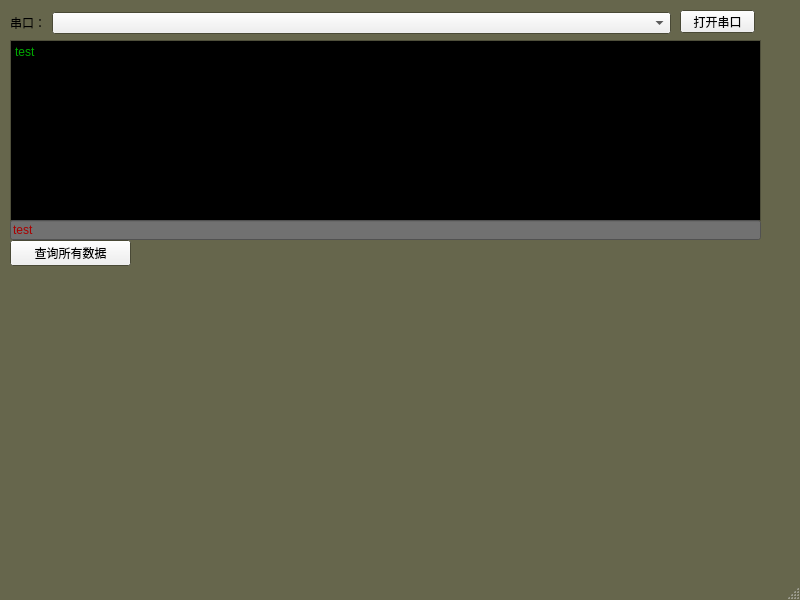
Before: the Qt Designer form uartui_qt.ui in feifeishannon/python, drawn with Qt 5.
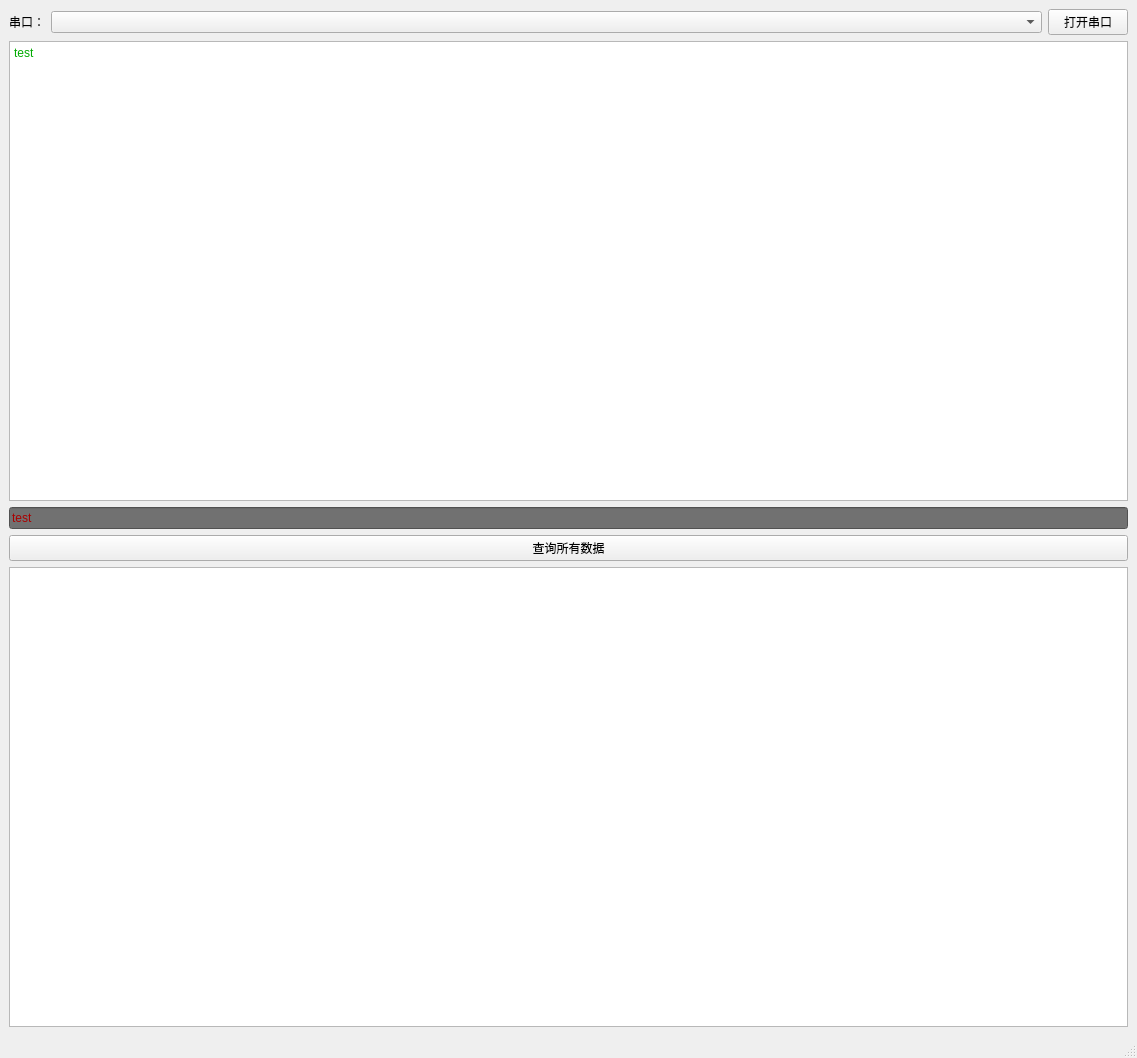
After: the same form once the commit is applied.

Patch:
```diff
--- a/uartui_qt.ui
+++ b/uartui_qt.ui
@@ -6,87 +6,230 @@
    <rect>
     <x>0</x>
     <y>0</y>
-    <width>800</width>
-    <height>600</height>
+    <width>1137</width>
+    <height>1058</height>
    </rect>
   </property>
-  <property name="palette">
-   <palette>
-    <active>
-     <colorrole role="Base">
-      <brush brushstyle="SolidPattern">
-       <color alpha="255">
-        <red>0</red>
-        <green>0</green>
-        <blue>0</blue>
-       </color>
-      </brush>
-     </colorrole>
-     <colorrole role="Window">
-      <brush brushstyle="SolidPattern">
-       <color alpha="255">
-        <red>102</red>
-        <green>102</green>
-        <blue>76</blue>
-       </color>
-      </brush>
-     </colorrole>
-    </active>
-    <inactive>
-     <colorrole role="Base">
-      <brush brushstyle="SolidPattern">
-       <color alpha="255">
-        <red>0</red>
-        <green>0</green>
-        <blue>0</blue>
-       </color>
-      </brush>
-     </colorrole>
-     <colorrole role="Window">
-      <brush brushstyle="SolidPattern">
-       <color alpha="255">
-        <red>102</red>
-        <green>102</green>
-        <blue>76</blue>
-       </color>
-      </brush>
-     </colorrole>
-    </inactive>
-    <disabled>
-     <colorrole role="Base">
-      <brush brushstyle="SolidPattern">
-       <color alpha="255">
-        <red>102</red>
-        <green>102</green>
-        <blue>76</blue>
-       </color>
-      </brush>
-     </colorrole>
-     <colorrole role="Window">
-      <brush brushstyle="SolidPattern">
-       <color alpha="255">
-        <red>102</red>
-        <green>102</green>
-        <blue>76</blue>
-       </color>
-      </brush>
-     </colorrole>
-    </disabled>
-   </palette>
-  </property>
   <property name="windowTitle">
    <string>MainWindow</string>
   </property>
   <widget class="QWidget" name="centralwidget">
+   <layout class="QVBoxLayout" name="verticalLayout">
+    <item>
+     <layout class="QHBoxLayout" name="horizontalLayout">
+      <property name="sizeConstraint">
+       <enum>QLayout::SetDefaultConstraint</enum>
+      </property>
+      <item>
+       <widget class="QLabel" name="label">
+        <property name="palette">
+         <palette>
+          <active>
+           <colorrole role="WindowText">
+            <brush brushstyle="SolidPattern">
+             <color alpha="255">
+              <red>255</red>
+              <green>170</green>
+              <blue>127</blue>
+             </color>
+            </brush>
+           </colorrole>
+           <colorrole role="Text">
+            <brush brushstyle="SolidPattern">
+             <color alpha="255">
+              <red>255</red>
+              <green>170</green>
+              <blue>127</blue>
+             </color>
+            </brush>
+           </colorrole>
+           <colorrole role="PlaceholderText">
+            <brush brushstyle="SolidPattern">
+             <color alpha="128">
+              <red>255</red>
+              <green>170</green>
+              <blue>127</blue>
+             </color>
+            </brush>
+           </colorrole>
+          </active>
+          <inactive>
+           <colorrole role="WindowText">
+            <brush brushstyle="SolidPattern">
+             <color alpha="255">
+              <red>0</red>
+              <green>0</green>
+              <blue>0</blue>
+             </color>
+            </brush>
+           </colorrole>
+           <colorrole role="Text">
+            <brush brushstyle="SolidPattern">
+             <color alpha="255">
+              <red>255</red>
+              <green>170</green>
+              <blue>127</blue>
+             </color>
+            </brush>
+           </colorrole>
+           <colorrole role="PlaceholderText">
+            <brush brushstyle="SolidPattern">
+             <color alpha="128">
+              <red>255</red>
+              <green>170</green>
+              <blue>127</blue>
+             </color>
+            </brush>
+           </colorrole>
+          </inactive>
+          <disabled>
+           <colorrole role="WindowText">
+            <brush brushstyle="SolidPattern">
+             <color alpha="255">
+              <red>120</red>
+              <green>120</green>
+              <blue>120</blue>
+             </color>
+            </brush>
+           </colorrole>
+           <colorrole role="Text">
+            <brush brushstyle="SolidPattern">
+             <color alpha="255">
+              <red>120</red>
+              <green>120</green>
+              <blue>120</blue>
+             </color>
+            </brush>
+           </colorrole>
+           <colorrole role="PlaceholderText">
+            <brush brushstyle="SolidPattern">
+             <color alpha="128">
+              <red>0</red>
+              <green>0</green>
+              <blue>0</blue>
+             </color>
+            </brush>
+           </colorrole>
+          </disabled>
+         </palette>
+        </property>
+        <property name="text">
+         <string>串口：</string>
+        </property>
+       </widget>
+      </item>
+      <item>
+       <widget class="QComboBox" name="comboBox">
+        <property name="sizePolicy">
+         <sizepolicy hsizetype="MinimumExpanding" vsizetype="Fixed">
+          <horstretch>0</horstretch>
+          <verstretch>0</verstretch>
+         </sizepolicy>
+        </property>
+        <property name="palette">
+         <palette>
+          <active>
+           <colorrole role="WindowText">
+            <brush brushstyle="SolidPattern">
+             <color alpha="255">
+              <red>0</red>
+              <green>0</green>
+              <blue>0</blue>
+             </color>
+            </brush>
+           </colorrole>
+           <colorrole role="Text">
+            <brush brushstyle="SolidPattern">
+             <color alpha="255">
+              <red>170</red>
+              <green>85</green>
+              <blue>0</blue>
+             </color>
+            </brush>
+           </colorrole>
+           <colorrole role="PlaceholderText">
+            <brush brushstyle="SolidPattern">
+             <color alpha="128">
+              <red>170</red>
+              <green>85</green>
+              <blue>0</blue>
+             </color>
+            </brush>
+           </colorrole>
+          </active>
+          <inactive>
+           <colorrole role="WindowText">
+            <brush brushstyle="SolidPattern">
+             <color alpha="255">
+              <red>0</red>
+              <green>0</green>
+              <blue>0</blue>
+             </color>
+            </brush>
+           </colorrole>
+           <colorrole role="Text">
+            <brush brushstyle="SolidPattern">
+             <color alpha="255">
+              <red>170</red>
+              <green>85</green>
+              <blue>0</blue>
+             </color>
+            </brush>
+           </colorrole>
+           <colorrole role="PlaceholderText">
+            <brush brushstyle="SolidPattern">
+             <color alpha="128">
+              <red>170</red>
+              <green>85</green>
+              <blue>0</blue>
+             </color>
+            </brush>
+           </colorrole>
+          </inactive>
+          <disabled>
+           <colorrole role="WindowText">
+            <brush brushstyle="SolidPattern">
+             <color alpha="255">
+              <red>120</red>
+              <green>120</green>
+              <blue>120</blue>
+             </color>
+            </brush>
+           </colorrole>
+           <colorrole role="Text">
+            <brush brushstyle="SolidPattern">
+             <color alpha="255">
+              <red>120</red>
+              <green>120</green>
+              <blue>120</blue>
+             </color>
+            </brush>
+           </colorrole>
+           <colorrole role="PlaceholderText">
+            <brush brushstyle="SolidPattern">
+             <color alpha="128">
+              <red>0</red>
+              <green>0</green>
+              <blue>0</blue>
+             </color>
+            </brush>
+           </colorrole>
+          </disabled>
+         </palette>
+        </property>
+       </widget>
+      </item>
+      <item>
+       <widget class="QPushButton" name="openUARTPortButton">
+        <property name="text">
+         <string>打开串口</string>
+        </property>
+       </widget>
+      </item>
+     </layout>
+    </item>
+    <item>
    <widget class="QTextBrowser" name="textBrowser">
-    <property name="geometry">
-     <rect>
-      <x>10</x>
-      <y>40</y>
-      <width>751</width>
-      <height>181</height>
-     </rect>
-    </property>
     <property name="palette">
      <palette>
       <active>
@@ -191,28 +334,9 @@
 &lt;p style=&quot; margin-top:0px; margin-bottom:0px; margin-left:0px; margin-right:0px; -qt-block-indent:0; text-indent:0px;&quot;&gt;&lt;span style=&quot; font-size:9pt;&quot;&gt;test&lt;/span&gt;&lt;/p&gt;&lt;/body&gt;&lt;/html&gt;</string>
     </property>
    </widget>
-   <widget class="QPushButton" name="openUARTPortButton">
-    <property name="geometry">
-     <rect>
-      <x>680</x>
-      <y>10</y>
-      <width>75</width>
-      <height>23</height>
-     </rect>
-    </property>
-    <property name="text">
-     <string>打开串口</string>
-    </property>
-   </widget>
+    </item>
+    <item>
    <widget class="QLineEdit" name="lineEdit">
-    <property name="geometry">
-     <rect>
-      <x>10</x>
-      <y>220</y>
-      <width>751</width>
-      <height>20</height>
-     </rect>
-    </property>
     <property name="palette">
      <palette>
       <active>
@@ -419,233 +543,18 @@
      <string>test</string>
     </property>
    </widget>
-   <widget class="QWidget" name="layoutWidget">
-    <property name="geometry">
-     <rect>
-      <x>10</x>
-      <y>10</y>
-      <width>661</width>
-      <height>26</height>
-     </rect>
-    </property>
-    <layout class="QHBoxLayout" name="horizontalLayout">
-     <property name="sizeConstraint">
-      <enum>QLayout::SetDefaultConstraint</enum>
-     </property>
-     <item>
-      <widget class="QLabel" name="label">
-       <property name="palette">
-        <palette>
-         <active>
-          <colorrole role="WindowText">
-           <brush brushstyle="SolidPattern">
-            <color alpha="255">
-             <red>255</red>
-             <green>170</green>
-             <blue>127</blue>
-            </color>
-           </brush>
-          </colorrole>
-          <colorrole role="Text">
-           <brush brushstyle="SolidPattern">
-            <color alpha="255">
-             <red>255</red>
-             <green>170</green>
-             <blue>127</blue>
-            </color>
-           </brush>
-          </colorrole>
-          <colorrole role="PlaceholderText">
-           <brush brushstyle="SolidPattern">
-            <color alpha="128">
-             <red>255</red>
-             <green>170</green>
-             <blue>127</blue>
-            </color>
-           </brush>
-          </colorrole>
-         </active>
-         <inactive>
-          <colorrole role="WindowText">
-           <brush brushstyle="SolidPattern">
-            <color alpha="255">
-             <red>0</red>
-             <green>0</green>
-             <blue>0</blue>
-            </color>
-           </brush>
-          </colorrole>
-          <colorrole role="Text">
-           <brush brushstyle="SolidPattern">
-            <color alpha="255">
-             <red>255</red>
-             <green>170</green>
-             <blue>127</blue>
-            </color>
-           </brush>
-          </colorrole>
-          <colorrole role="PlaceholderText">
-           <brush brushstyle="SolidPattern">
-            <color alpha="128">
-             <red>255</red>
-             <green>170</green>
-             <blue>127</blue>
-            </color>
-           </brush>
-          </colorrole>
-         </inactive>
-         <disabled>
-          <colorrole role="WindowText">
-           <brush brushstyle="SolidPattern">
-            <color alpha="255">
-             <red>120</red>
-             <green>120</green>
-             <blue>120</blue>
-            </color>
-           </brush>
-          </colorrole>
-          <colorrole role="Text">
-           <brush brushstyle="SolidPattern">
-            <color alpha="255">
-             <red>120</red>
-             <green>120</green>
-             <blue>120</blue>
-            </color>
-           </brush>
-          </colorrole>
-          <colorrole role="PlaceholderText">
-           <brush brushstyle="SolidPattern">
-            <color alpha="128">
-             <red>0</red>
-             <green>0</green>
-             <blue>0</blue>
-            </color>
-           </brush>
-          </colorrole>
-         </disabled>
-        </palette>
-       </property>
-       <property name="text">
-        <string>串口：</string>
-       </property>
-      </widget>
      </item>
      <item>
-      <widget class="QComboBox" name="comboBox">
-       <property name="sizePolicy">
-        <sizepolicy hsizetype="MinimumExpanding" vsizetype="Fixed">
-         <horstretch>0</horstretch>
-         <verstretch>0</verstretch>
-        </sizepolicy>
-       </property>
-       <property name="palette">
-        <palette>
-         <active>
-          <colorrole role="WindowText">
-           <brush brushstyle="SolidPattern">
-            <color alpha="255">
-             <red>0</red>
-             <green>0</green>
-             <blue>0</blue>
-            </color>
-           </brush>
-          </colorrole>
-          <colorrole role="Text">
-           <brush brushstyle="SolidPattern">
-            <color alpha="255">
-             <red>170</red>
-             <green>85</green>
-             <blue>0</blue>
-            </color>
-           </brush>
-          </colorrole>
-          <colorrole role="PlaceholderText">
-           <brush brushstyle="SolidPattern">
-            <color alpha="128">
-             <red>170</red>
-             <green>85</green>
-             <blue>0</blue>
-            </color>
-           </brush>
-          </colorrole>
-         </active>
-         <inactive>
-          <colorrole role="WindowText">
-           <brush brushstyle="SolidPattern">
-            <color alpha="255">
-             <red>0</red>
-             <green>0</green>
-             <blue>0</blue>
-            </color>
-           </brush>
-          </colorrole>
-          <colorrole role="Text">
-           <brush brushstyle="SolidPattern">
-            <color alpha="255">
-             <red>170</red>
-             <green>85</green>
-             <blue>0</blue>
-            </color>
-           </brush>
-          </colorrole>
-          <colorrole role="PlaceholderText">
-           <brush brushstyle="SolidPattern">
-            <color alpha="128">
-             <red>170</red>
-             <green>85</green>
-             <blue>0</blue>
-            </color>
-           </brush>
-          </colorrole>
-         </inactive>
-         <disabled>
-          <colorrole role="WindowText">
-           <brush brushstyle="SolidPattern">
-            <color alpha="255">
-             <red>120</red>
-             <green>120</green>
-             <blue>120</blue>
-            </color>
-           </brush>
-          </colorrole>
-          <colorrole role="Text">
-           <brush brushstyle="SolidPattern">
-            <color alpha="255">
-             <red>120</red>
-             <green>120</green>
-             <blue>120</blue>
-            </color>
-           </brush>
-          </colorrole>
-          <colorrole role="PlaceholderText">
-           <brush brushstyle="SolidPattern">
-            <color alpha="128">
-             <red>0</red>
-             <green>0</green>
-             <blue>0</blue>
-            </color>
-           </brush>
-          </colorrole>
-         </disabled>
-        </palette>
-       </property>
-      </widget>
-     </item>
-    </layout>
-   </widget>
    <widget class="QPushButton" name="readAllDataButton">
-    <property name="geometry">
-     <rect>
-      <x>10</x>
-      <y>240</y>
-      <width>121</width>
-      <height>26</height>
-     </rect>
-    </property>
     <property name="text">
      <string>查询所有数据</string>
     </property>
    </widget>
+    </item>
+    <item>
+     <widget class="QGraphicsView" name="graphicsView"/>
+    </item>
+   </layout>
   </widget>
   <widget class="QMenuBar" name="menubar">
    <property name="geometry">
```
Left out of the diff: 2 changed lines with no effect on the pictures. Lines whose indentation alone changed are shown as unchanged.
